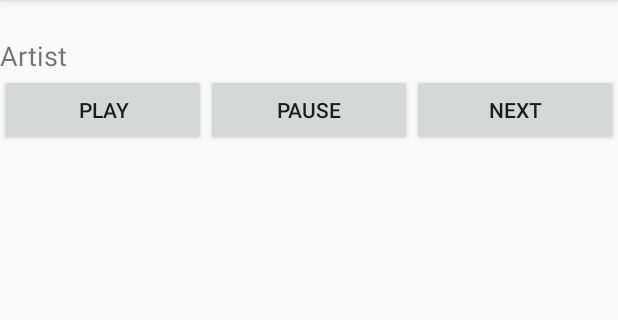
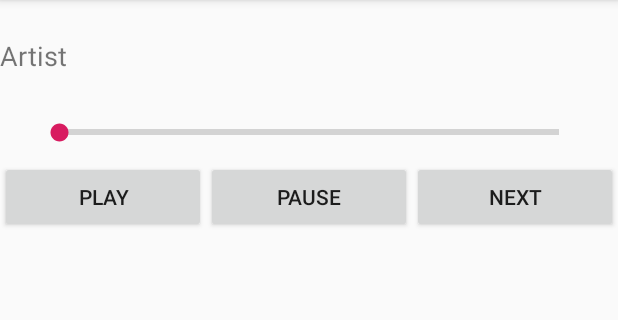
Before and after one commit to NanaChrs/AndroidMP3, an Android app: the fragment AudioFragment shown on its own in the app's theme, on a phone screen of 412 x 824 dp, the part 84-404 px from its top. Run offline under Robolectric (Android 15) with nearby library versions, the phone set to English and light mode, and no system bars; 6 statements that could not run were skipped.

Commit message:
Progress bar en place

```diff
--- a/EssaiMP31/app/src/main/java/com/morgane/isen/essai_mp3_1/GlobalMediaPlayer.java
+++ b/EssaiMP31/app/src/main/java/com/morgane/isen/essai_mp3_1/GlobalMediaPlayer.java
@@ -2,6 +2,7 @@ package com.morgane.isen.essai_mp3_1;
 
 import android.media.MediaPlayer;
 import android.provider.MediaStore;
+import android.widget.SeekBar;
 
 import com.morgane.isen.essai_mp3_1.pojo.AudioFile;
 
--- a/EssaiMP31/app/src/main/java/com/morgane/isen/essai_mp3_1/fragments/AudioFragment.kt
+++ b/EssaiMP31/app/src/main/java/com/morgane/isen/essai_mp3_1/fragments/AudioFragment.kt
@@ -11,22 +11,35 @@ import android.view.LayoutInflater
 import android.view.MotionEvent
 import android.view.View
 import android.view.ViewGroup
+import android.widget.ProgressBar
+import android.widget.SeekBar
 import android.widget.TextView
 import com.morgane.isen.essai_mp3_1.*
 
-import com.morgane.isen.essai_mp3_1.GlobalMediaPlayer.audioFiles
-import com.morgane.isen.essai_mp3_1.GlobalMediaPlayer.mediaPlayer
+import com.morgane.isen.essai_mp3_1.listener.SeekBarChangeListener
 import com.morgane.isen.essai_mp3_1.pojo.AudioFile
 import kotlinx.android.synthetic.main.fragment_audio.*
 import kotlinx.android.synthetic.main.fragment_audios.*
 import java.util.*
+import android.support.v4.os.HandlerCompat.postDelayed
+import com.morgane.isen.essai_mp3_1.GlobalMediaPlayer.*
+import java.lang.reflect.Array.getLength
+import android.content.res.AssetFileDescriptor
+import com.morgane.isen.essai_mp3_1.MainActivity
+import android.support.v4.content.ContextCompat
+import com.morgane.isen.essai_mp3_1.thread.ThreadSeekBar
 
 
+class AudioFragment : Fragment(), GlobalMediaPlayer, MediaPlayer.OnPreparedListener{
 
+    override fun onPrepared(mp: MediaPlayer?) {
+        seekBarAudio.max=mediaPlayer.duration
+        seekBarAudio.postDelayed(thread,1000)
+    }
 
-class AudioFragment : Fragment(), GlobalMediaPlayer{
-
-    private var isPaused = false;
+    private var thread : ThreadSeekBar? = null
+    private var isPaused = false
+    var seekBarAudio = SeekBar(MP3Application.getContext())
 
     companion object {
         lateinit var instance : AudioFragment
@@ -43,6 +56,8 @@ class AudioFragment : Fragment(), GlobalMediaPlayer{
         (view.findViewById<View>(R.id.artistbis) as TextView).text = artist
         val album = arguments!!.getString(Constants.Audio.EXTRA_ALBUM)
         (view.findViewById<View>(R.id.albumbis) as TextView).text = album
+        seekBarAudio= view.findViewById(R.id.seekBar) as SeekBar
+        progressMusic()
         return view
     }
 
@@ -50,8 +65,11 @@ class AudioFragment : Fragment(), GlobalMediaPlayer{
         super.onActivityCreated(savedInstanceState)
         var newSong = true
 
+        if( thread== null){
+            thread = ThreadSeekBar(seekBarAudio,isPaused)
+        }
+
         val PATH_TO_FILE = arguments!!.getString(Constants.Audio.EXTRA_PATH)
-
 
 
         playbis.setOnTouchListener {  _, motionEvent ->
@@ -65,8 +83,12 @@ class AudioFragment : Fragment(), GlobalMediaPlayer{
                         mediaPlayer.prepare()
                         isPaused = false
                     }
+                    if( thread== null){
+                        thread = ThreadSeekBar(seekBarAudio,isPaused)
+                    }
                     newSong = false
                     mediaPlayer.start()
+
                 }
             }
             true
@@ -80,6 +102,7 @@ class AudioFragment : Fragment(), GlobalMediaPlayer{
                     isPaused = true
                     newSong = false
                     //mediaPlayer?.seekTo(0)
+                    thread=null
                 }
             }
             true
@@ -101,10 +124,9 @@ class AudioFragment : Fragment(), GlobalMediaPlayer{
                         mediaPlayer.start()
                         refresh(audioFiles[(audio.i)+1])
                     }
+                    thread= null
                     newSong = false
                     //mediaPlayer.seekTo(0)
-
-
                 }
             }
             true
@@ -148,10 +170,22 @@ class AudioFragment : Fragment(), GlobalMediaPlayer{
         //tx.addToBackStack(null)
         tx.commit()
 
+        progressMusic()
+
         //getSupportFragmentManager().inTransaction {
         //    add(R.id.container2, fragment)
         //}
 
     }
 
+    fun progressMusic(){
+        mediaPlayer.setOnPreparedListener(this)
+        seekBarAudio.setOnSeekBarChangeListener(SeekBarChangeListener());
+        seekBarAudio.max=mediaPlayer.duration
+        seekBarAudio.postDelayed(thread,1000)
+        seekBarAudio.setProgress(mediaPlayer.getCurrentPosition())
+    }
+
+
+
 }
--- /dev/null
+++ b/EssaiMP31/app/src/main/java/com/morgane/isen/essai_mp3_1/listener/SeekBarChangeListener.java
@@ -0,0 +1,23 @@
+package com.morgane.isen.essai_mp3_1.listener;
+
+import android.widget.SeekBar;
+
+import static com.morgane.isen.essai_mp3_1.GlobalMediaPlayer.mediaPlayer;
+
+public class SeekBarChangeListener implements SeekBar.OnSeekBarChangeListener {
+
+    @Override
+    public void onProgressChanged(SeekBar seekBar, int progress, boolean fromUser) {
+        if (fromUser) {
+            mediaPlayer.seekTo(progress);
+        }
+    }
+
+    @Override
+    public void onStartTrackingTouch(SeekBar seekBar) {
+    }
+
+    @Override
+    public void onStopTrackingTouch(SeekBar seekBar) {
+    }
+}
--- /dev/null
+++ b/EssaiMP31/app/src/main/java/com/morgane/isen/essai_mp3_1/thread/ThreadSeekBar.kt
@@ -0,0 +1,23 @@
+package com.morgane.isen.essai_mp3_1.thread
+
+import android.widget.SeekBar
+import com.morgane.isen.essai_mp3_1.GlobalMediaPlayer
+
+class ThreadSeekBar(var seekBarAudio: SeekBar, var isPaused : Boolean) : Thread() {
+
+    init{
+        run()
+        super.start()
+    }
+
+    override fun run() {
+        if (!isPaused) {
+            if (seekBarAudio!= null) {
+                seekBarAudio.setProgress(GlobalMediaPlayer.mediaPlayer.getCurrentPosition())
+            }
+
+            seekBarAudio.postDelayed(this, 1000)
+
+        }
+    }
+}
--- a/EssaiMP31/app/src/main/res/layout/fragment_audio.xml
+++ b/EssaiMP31/app/src/main/res/layout/fragment_audio.xml
@@ -18,6 +18,13 @@
         android:layout_marginBottom="0dp"
         android:orientation="horizontal">
 
+
+        <ProgressBar
+            android:id="@+id/progressBar2"
+            style="?android:attr/progressBarStyleHorizontal"
+            android:layout_width="wrap_content"
+            android:layout_height="wrap_content"
+            android:layout_weight="1" />
 
         <LinearLayout
             android:layout_width="match_parent"
@@ -58,6 +65,29 @@
                 android:layout_width="match_parent"
                 android:layout_height="match_parent"
                 android:orientation="horizontal" />
+            <LinearLayout
+                android:layout_width="match_parent"
+                android:layout_height="58dp"
+                android:layout_below="@id/layoutcentral"
+                android:orientation="horizontal">
+
+                <SeekBar
+                    android:id="@+id/seekBar"
+                    style="?android:attr/progressBarStyleHorizontal"
+                    android:layout_width="fill_parent"
+                    android:layout_height="wrap_content"
+                    android:layout_alignParentLeft="true"
+                    android:layout_alignParentTop="true"
+                    android:layout_marginLeft="23dp"
+                    android:layout_marginRight="23dp"
+                    android:layout_marginTop="20dp"
+                    android:indeterminate="false"
+                    android:max="100"
+                    android:minWidth="200dp"
+                    android:minHeight="50dp"
+                    android:progress="1" />
+
+            </LinearLayout>
 
             <LinearLayout
                 android:layout_width="match_parent"
@@ -87,7 +117,6 @@
                     android:text="Next" />
             </LinearLayout>
 
-
         </LinearLayout>
     </LinearLayout>
 
```
